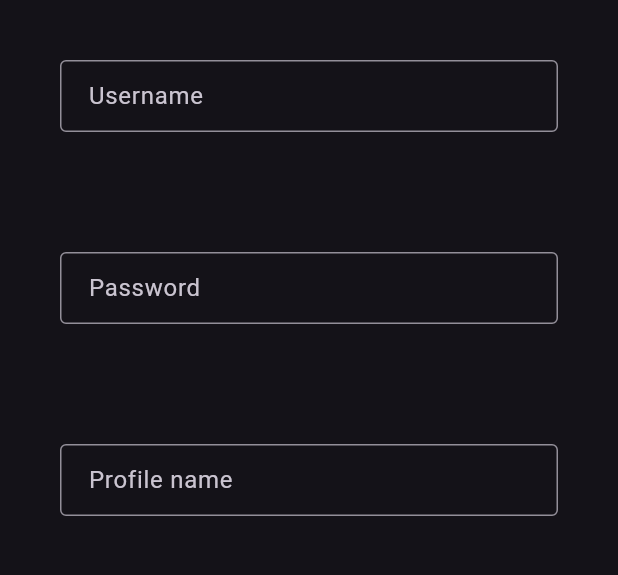
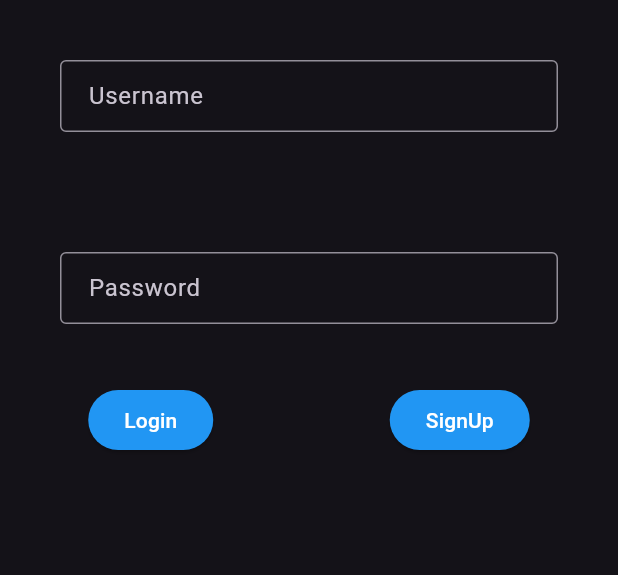
Before and after one commit to AdnanKhaleeli/MetronomeAPP, a Flutter app: the SignIn screen opened by its route, on a phone screen of 412 x 824 dp, the part 84-659 px from its top. Run offline on Flutter 3.47's test engine with Material 3 defaults, Android fonts, the phone set to English and light mode, and no system bars; our stand-ins replace audioplayers; missing offline and left inert: mongo_dart.

Commit message:
Added Login and Signin Buttons

```diff
--- a/lib/sign_in.dart
+++ b/lib/sign_in.dart
@@ -35,6 +35,7 @@ class _LogInState extends State<LogIn> {
   final _formKey = GlobalKey<FormState>();
   String? _username;
   String? _password;
+  bool sign_up = false;
 
   @override
   Widget build(BuildContext context) {
@@ -48,9 +49,8 @@ class _LogInState extends State<LogIn> {
                     labelText: 'Username',
                     hintText: 'Enter your username',
                     border: OutlineInputBorder(),
-                  contentPadding: EdgeInsets.symmetric(vertical: 10.0, horizontal: 15.0)
-                ),
-
+                    contentPadding:
+                        EdgeInsets.symmetric(vertical: 10.0, horizontal: 15.0)),
                 validator: (value) {
                   if (value == null || value.isEmpty) {
                     return 'Please enter a username';
@@ -65,9 +65,8 @@ class _LogInState extends State<LogIn> {
                     labelText: 'Password',
                     hintText: 'Enter your password',
                     border: OutlineInputBorder(),
-                  contentPadding: EdgeInsets.symmetric(vertical: 10.0, horizontal: 15.0)
-                ),
-
+                    contentPadding:
+                        EdgeInsets.symmetric(vertical: 10.0, horizontal: 15.0)),
                 validator: (value) {
                   if (value == null || value.isEmpty) {
                     return 'Please enter a password';
@@ -75,6 +74,7 @@ class _LogInState extends State<LogIn> {
                   return null;
                 }),
           ),
+          if (sign_up)
             Container(
               margin: EdgeInsets.all(40),
               child: TextFormField(
@@ -82,17 +82,34 @@ class _LogInState extends State<LogIn> {
                       labelText: 'Profile name',
                       hintText: 'Enter your profile name',
                       border: OutlineInputBorder(),
-                  contentPadding: EdgeInsets.symmetric(vertical: 10.0, horizontal: 15.0)
-                ),
-
+                      contentPadding: EdgeInsets.symmetric(
+                          vertical: 10.0, horizontal: 15.0)),
                   validator: (value) {
                     if (value == null || value.isEmpty) {
                       return 'Please enter a profile name';
                     }
                     return null;
                   }),
-
             ),
+          Row(
+            mainAxisAlignment: MainAxisAlignment.spaceAround,
+            children: [
+              ElevatedButton(
+                  onPressed: () {
+                    setState(() {
+                     sign_up = false; // Update state to show login fields
+                  });
+                  },
+                  child: Text('Login')),
+              ElevatedButton(
+                  onPressed: () {
+                    setState(() {
+                    sign_up = true; // Update state to show login fields
+                    });
+                  },
+                  child: Text('SignUp')),
+            ],
+          )
         ]));
   }
 }
```
Lines whose indentation alone changed are shown as unchanged.
